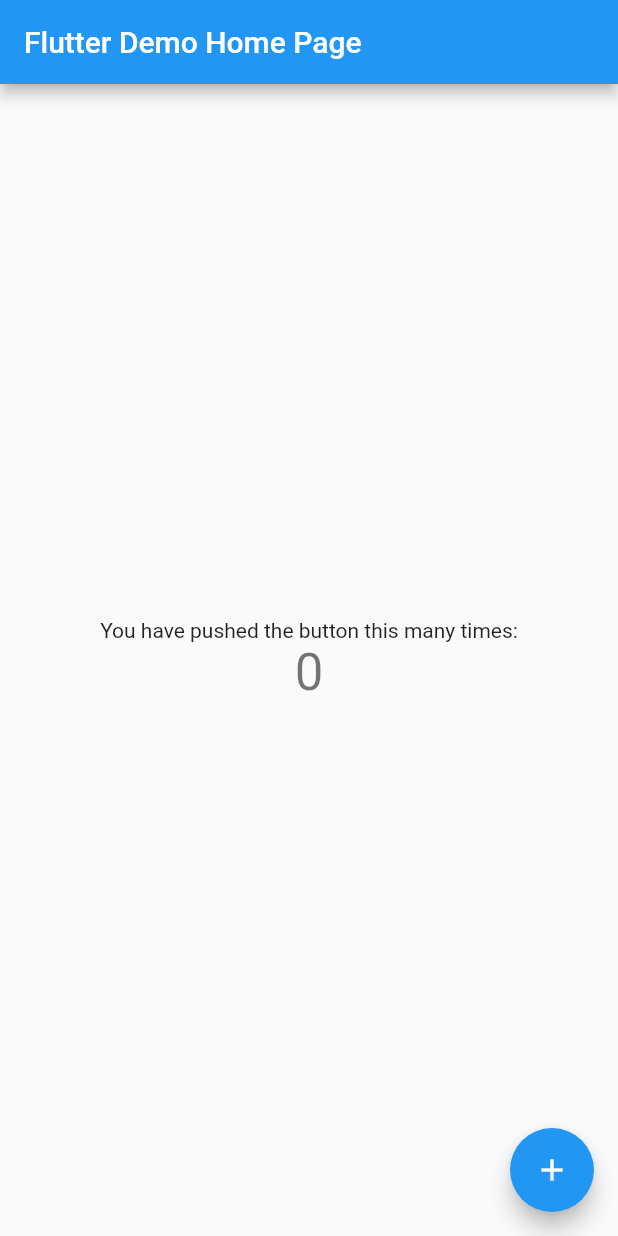
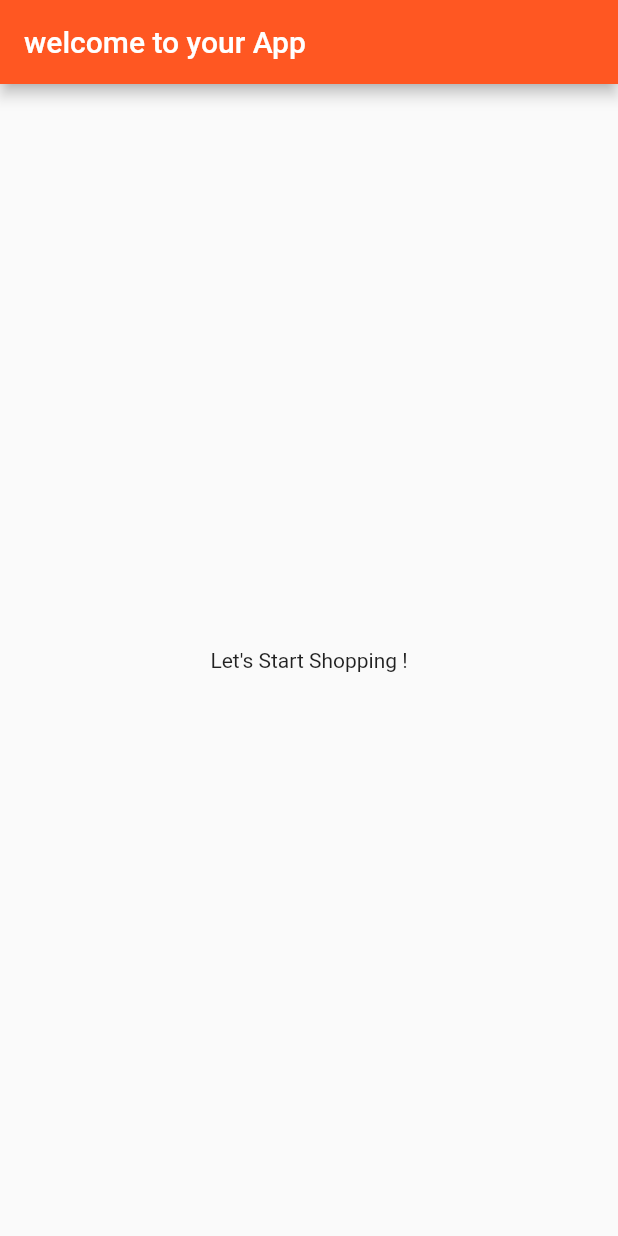
Before and after one commit to soniabahri/Shop-Mobile-App, a Flutter app: the screen it shows after launch, on a phone screen of 412 x 824 dp. Run offline on Flutter 3.47's test engine with Material 2 defaults, Android fonts, the phone set to English and light mode, and no system bars.

Commit message:
Application Mobile made with flutter

```diff
--- a/lib/main.dart
+++ b/lib/main.dart
@@ -1,115 +1,24 @@
 import 'package:flutter/material.dart';
 
-void main() {
-  runApp(const MyApp());
+void main(List<String> args) {
+  runApp(ShopApp());
 }
 
-class MyApp extends StatelessWidget {
-  const MyApp({Key? key}) : super(key: key);
+class ShopApp extends StatelessWidget {
+  const ShopApp({Key? key}) : super(key: key);
 
-  // This widget is the root of your application.
   @override
   Widget build(BuildContext context) {
     return MaterialApp(
-      title: 'Flutter Demo',
-      theme: ThemeData(
-        // This is the theme of your application.
-        //
-        // Try running your application with "flutter run". You'll see the
-        // application has a blue toolbar. Then, without quitting the app, try
-        // changing the primarySwatch below to Colors.green and then invoke
-        // "hot reload" (press "r" in the console where you ran "flutter run",
-        // or simply save your changes to "hot reload" in a Flutter IDE).
-        // Notice that the counter didn't reset back to zero; the application
-        // is not restarted.
-        primarySwatch: Colors.blue,
+      home: Scaffold(
+        appBar: AppBar(
+          backgroundColor: Colors.deepOrange,
+          title: const Text('welcome to your App'),
+        ),
+        body: const Center(
+          child: Text('Let\'s Start Shopping !'),
+        ),
       ),
-      home: const MyHomePage(title: 'Flutter Demo Home Page'),
     );
   }
 }
-
-class MyHomePage extends StatefulWidget {
-  const MyHomePage({Key? key, required this.title}) : super(key: key);
-
-  // This widget is the home page of your application. It is stateful, meaning
-  // that it has a State object (defined below) that contains fields that affect
-  // how it looks.
-
-  // This class is the configuration for the state. It holds the values (in this
-  // case the title) provided by the parent (in this case the App widget) and
-  // used by the build method of the State. Fields in a Widget subclass are
-  // always marked "final".
-
-  final String title;
-
-  @override
-  State<MyHomePage> createState() => _MyHomePageState();
-}
-
-class _MyHomePageState extends State<MyHomePage> {
-  int _counter = 0;
-
-  void _incrementCounter() {
-    setState(() {
-      // This call to setState tells the Flutter framework that something has
-      // changed in this State, which causes it to rerun the build method below
-      // so that the display can reflect the updated values. If we changed
-      // _counter without calling setState(), then the build method would not be
-      // called again, and so nothing would appear to happen.
-      _counter++;
-    });
-  }
-
-  @override
-  Widget build(BuildContext context) {
-    // This method is rerun every time setState is called, for instance as done
-    // by the _incrementCounter method above.
-    //
-    // The Flutter framework has been optimized to make rerunning build methods
-    // fast, so that you can just rebuild anything that needs updating rather
-    // than having to individually change instances of widgets.
-    return Scaffold(
-      appBar: AppBar(
-        // Here we take the value from the MyHomePage object that was created by
-        // the App.build method, and use it to set our appbar title.
-        title: Text(widget.title),
-      ),
-      body: Center(
-        // Center is a layout widget. It takes a single child and positions it
-        // in the middle of the parent.
-        child: Column(
-          // Column is also a layout widget. It takes a list of children and
-          // arranges them vertically. By default, it sizes itself to fit its
-          // children horizontally, and tries to be as tall as its parent.
-          //
-          // Invoke "debug painting" (press "p" in the console, choose the
-          // "Toggle Debug Paint" action from the Flutter Inspector in Android
-          // Studio, or the "Toggle Debug Paint" command in Visual Studio Code)
-          // to see the wireframe for each widget.
-          //
-          // Column has various properties to control how it sizes itself and
-          // how it positions its children. Here we use mainAxisAlignment to
-          // center the children vertically; the main axis here is the vertical
-          // axis because Columns are vertical (the cross axis would be
-          // horizontal).
-          mainAxisAlignment: MainAxisAlignment.center,
-          children: <Widget>[
-            const Text(
-              'You have pushed the button this many times:',
-            ),
-            Text(
-              '$_counter',
-              style: Theme.of(context).textTheme.headline4,
-            ),
-          ],
-        ),
-      ),
-      floatingActionButton: FloatingActionButton(
-        onPressed: _incrementCounter,
-        tooltip: 'Increment',
-        child: const Icon(Icons.add),
-      ), // This trailing comma makes auto-formatting nicer for build methods.
-    );
-  }
-}
```
